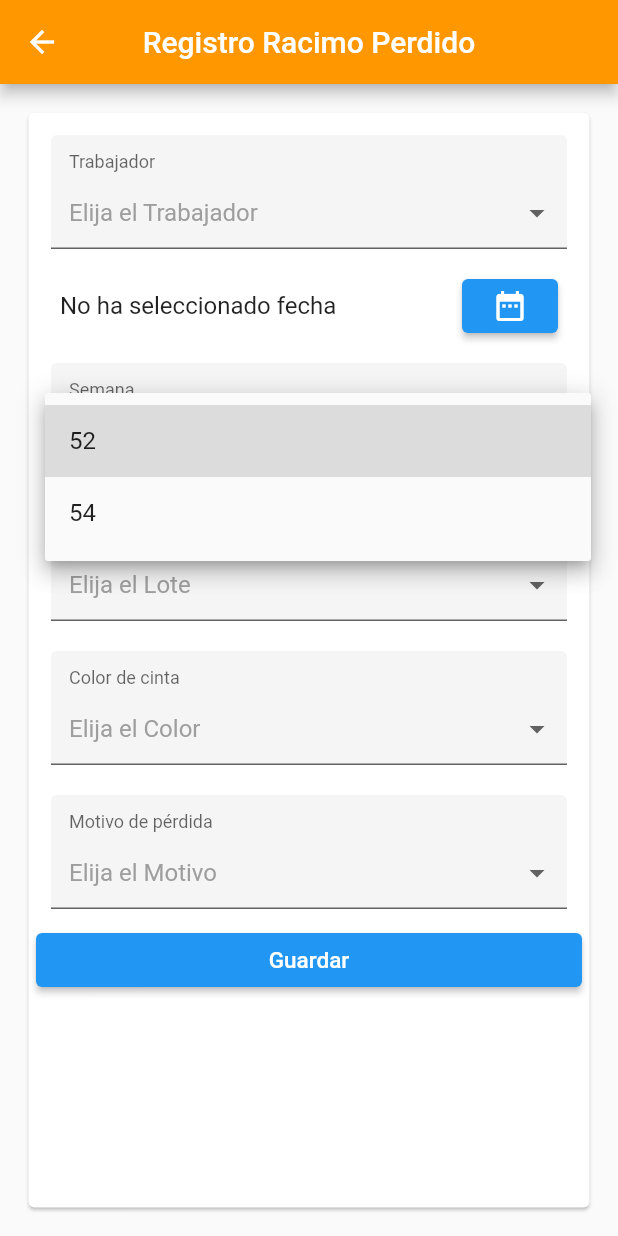
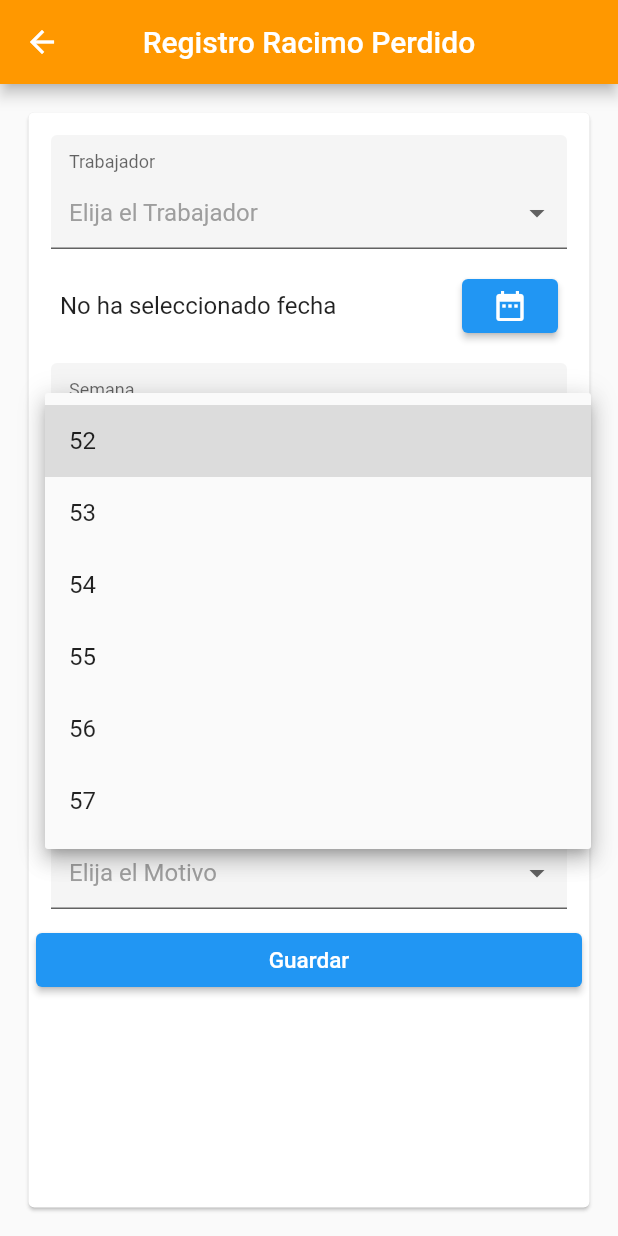
Before and after one commit to BanavanMovil/banavanMovil, a Flutter app: the PublicarPerdidoJB screen opened directly, after a tap on "Elija la Semana", on a phone screen of 412 x 824 dp. Run offline on Flutter 3.47's test engine with Material 2 defaults, Android fonts, the light colour scheme and no system bars; drawn by our look-alikes of dropdown_formfield; our stand-ins replace sentry, sentry_flutter, splashscreen; network calls fail.

Commit message:
Pequeños cambios

```diff
--- a/lib/publicarPerdidoJBodega.dart
+++ b/lib/publicarPerdidoJBodega.dart
@@ -133,8 +133,12 @@ class _PublicarPerdidoJBState extends State<PublicarPerdidoJB> {
                             });
                           },
                           dataSource: [
-                            {"display": "52", "value": "1"},
-                            {"display": "54", "value": "6"}
+                            {"display": "52", "value": "52"},
+                            {"display": "53", "value": "53"},
+                            {"display": "54", "value": "54"},
+                            {"display": "55", "value": "55"},
+                            {"display": "56", "value": "56"},
+                            {"display": "57", "value": "57"}
                           ],
                           textField: 'display',
                           valueField: 'value',
@@ -163,7 +167,9 @@ class _PublicarPerdidoJBState extends State<PublicarPerdidoJB> {
                           },
                           dataSource: [
                             {"display": "1", "value": "1"},
-                            {"display": "2", "value": "2"}
+                            {"display": "2", "value": "2"},
+                            {"display": "3", "value": "3"},
+                            {"display": "4", "value": "4"}
                           ],
                           textField: 'display',
                           valueField: 'value',
@@ -191,8 +197,10 @@ class _PublicarPerdidoJBState extends State<PublicarPerdidoJB> {
                             });
                           },
                           dataSource: [
-                            {"display": "Rojo", "value": "6546"},
-                            {"display": "Verde", "value": "5416"}
+                            {"display": "Rojo", "value": "Rojo"},
+                            {"display": "Verde", "value": "Verde"},
+                            {"display": "Azul", "value": "Azul"},
+                            {"display": "Amarillo", "value": "Amarillo"}
                           ],
                           textField: 'display',
                           valueField: 'value',
@@ -220,8 +228,18 @@ class _PublicarPerdidoJBState extends State<PublicarPerdidoJB> {
                             });
                           },
                           dataSource: [
-                            {"display": "Rojo", "value": "6546"},
-                            {"display": "Verde", "value": "5416"}
+                            {
+                              "display": "Mal Apuntalado",
+                              "value": "Mal Apuntalado"
+                            },
+                            {
+                              "display": "Eliminación de planta",
+                              "value": "Eliminación de planta"
+                            },
+                            {
+                              "display": "Caido del fruto",
+                              "value": "Caida del fruto"
+                            }
                           ],
                           textField: 'display',
                           valueField: 'value',
```
Also changed, not shown: lib/actualizarEnfundadoJBodega.dart (+44 -19 lines), lib/actualizarPerdidoJBodega.dart (+34 -7 lines), lib/actualizarRacimoJBodega.dart (+14 -3 lines), lib/publicarEnfundadoJBodega.dart (+25 -7 lines), lib/publicarRacimoJBodega.dart (+13 -5 lines).
